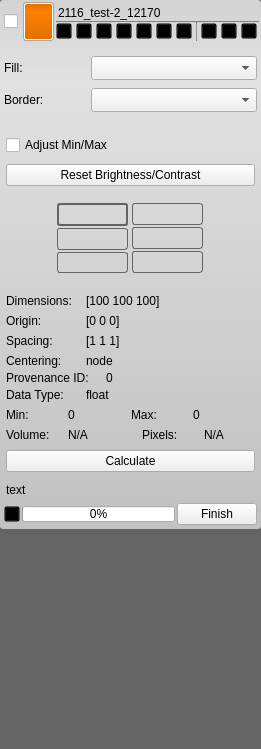
Qt form src/Interface/Application/LayerWidget.ui (SCIInstitute/Seg3D) before a commit.
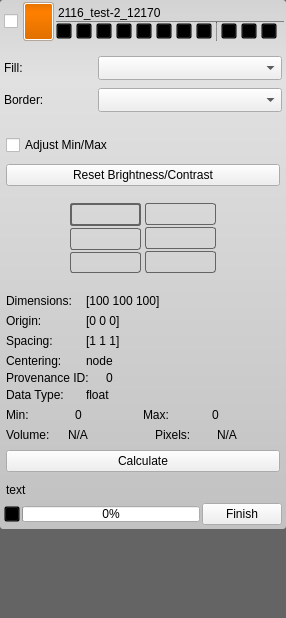
The same form after that commit. Icons and pictures are not drawn. Custom widgets are drawn as their Qt base class.

Commit message: add provenance button and further clean up icons.

What changed in the file:
```diff
--- a/src/Interface/Application/LayerWidget.ui
+++ b/src/Interface/Application/LayerWidget.ui
@@ -6,8 +6,8 @@
    <rect>
     <x>0</x>
     <y>0</y>
-    <width>261</width>
-    <height>749</height>
+    <width>286</width>
+    <height>618</height>
    </rect>
   </property>
   <property name="mouseTracking">
@@ -663,6 +663,41 @@
                     </property>
                    </widget>
                   </item>
+                  <item>
+                   <widget class="QToolButton" name="provenance_button_">
+                    <property name="minimumSize">
+                     <size>
+                      <width>16</width>
+                      <height>16</height>
+                     </size>
+                    </property>
+                    <property name="maximumSize">
+                     <size>
+                      <width>16</width>
+                      <height>16</height>
+                     </size>
+                    </property>
+                    <property name="contextMenuPolicy">
+                     <enum>Qt::NoContextMenu</enum>
+                    </property>
+                    <property name="toolTip">
+                     <string>Show provenance trail of this layer</string>
+                    </property>
+                    <property name="text">
+                     <string>...</string>
+                    </property>
+                    <property name="icon">
+                     <iconset resource="../../Resources/QtResources.qrc">
+                      <normaloff>:/Images/ProvenanceOff.png</normaloff>:/Images/ProvenanceOff.png</iconset>
+                    </property>
+                    <property name="iconSize">
+                     <size>
+                      <width>18</width>
+                      <height>18</height>
+                     </size>
+                    </property>
+                   </widget>
+                  </item>
                   <item>
                    <widget class="Line" name="iso_control_separator_line_">
                     <property name="minimumSize">
```
The commit also changes 171 other files.
